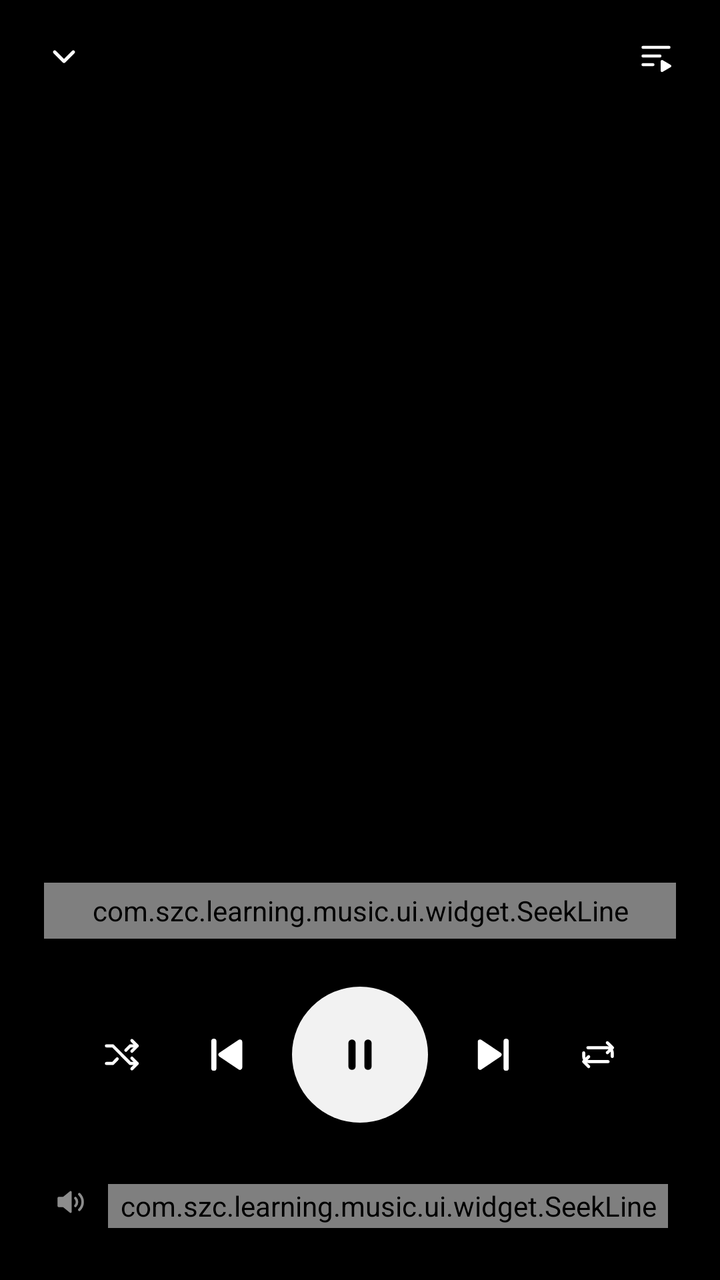
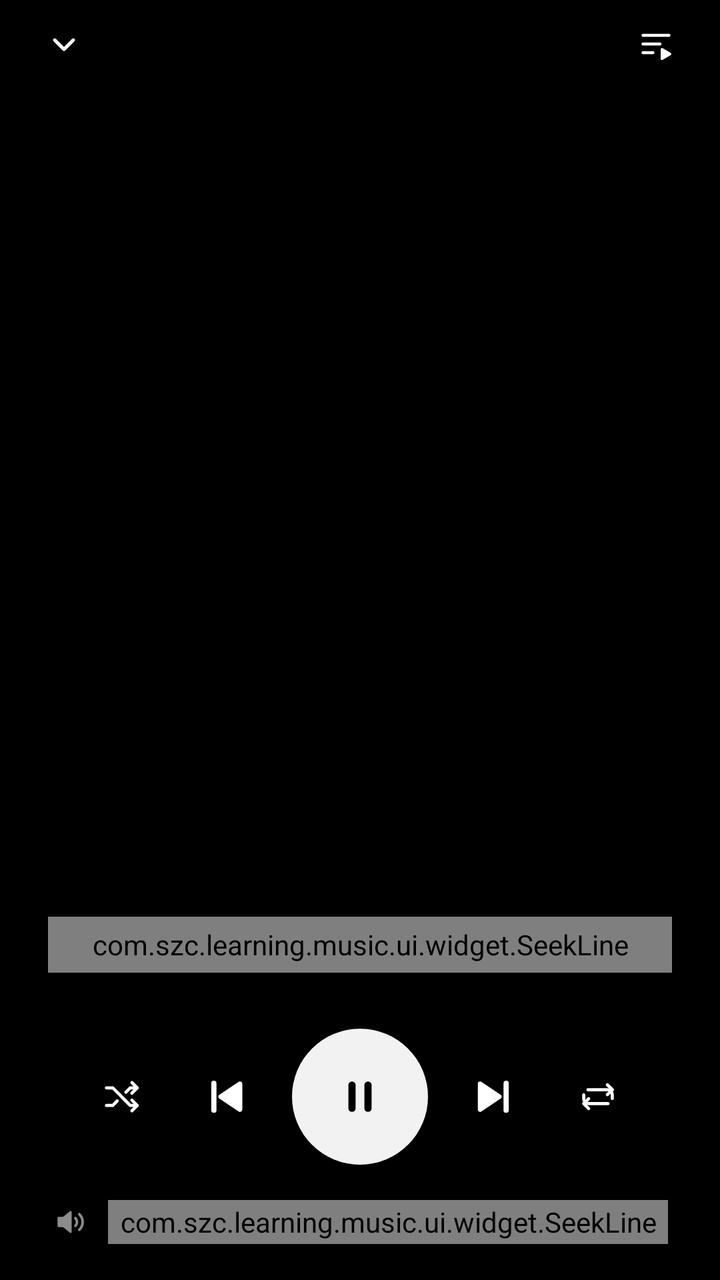

Two renders of the same Android screen: before a commit and after it. Below are the layout's source before the change and the commit's diff.
<!-- AndroidManifest.xml: activity theme Theme.Aurora -->
<!-- res/layout/activity_now_playing.xml -->
<?xml version="1.0" encoding="utf-8"?>
<FrameLayout xmlns:android="http://schemas.android.com/apk/res/android"
    xmlns:app="http://schemas.android.com/apk/res-auto"
    android:id="@+id/nowRoot"
    android:layout_width="match_parent"
    android:layout_height="match_parent"
    android:background="@color/black">

    <ImageView
        android:id="@+id/backdrop"
        android:layout_width="match_parent"
        android:layout_height="match_parent"
        android:contentDescription="@null"
        android:scaleType="centerCrop" />

    <View
        android:layout_width="match_parent"
        android:layout_height="match_parent"
        android:background="@drawable/bg_now_scrim" />

    <androidx.constraintlayout.widget.ConstraintLayout
        android:id="@+id/content"
        android:layout_width="match_parent"
        android:layout_height="match_parent">

        <ImageButton
            android:id="@+id/btnCollapse"
            android:layout_width="44dp"
            android:layout_height="44dp"
            android:layout_marginStart="10dp"
            android:layout_marginTop="6dp"
            android:background="?attr/selectableItemBackgroundBorderless"
            android:contentDescription="@string/player_collapse"
            android:padding="12dp"
            android:scaleType="fitCenter"
            android:src="@drawable/ic_chevron_down"
            app:layout_constraintStart_toStartOf="parent"
            app:layout_constraintTop_toTopOf="parent"
            app:tint="@color/white" />

        <ImageButton
            android:id="@+id/btnQueue"
            android:layout_width="44dp"
            android:layout_height="44dp"
            android:layout_gravity="end"
            android:layout_marginTop="6dp"
            android:layout_marginEnd="10dp"
            android:background="?attr/selectableItemBackgroundBorderless"
            android:contentDescription="@string/player_queue"
            android:padding="12dp"
            android:scaleType="fitCenter"
            android:src="@drawable/ic_queue"
            app:layout_constraintEnd_toEndOf="parent"
            app:layout_constraintTop_toTopOf="parent"
            app:tint="@color/white" />

        <com.google.android.material.imageview.ShapeableImageView
            android:id="@+id/nowCover"
            android:layout_width="0dp"
            android:layout_height="0dp"
            android:layout_marginStart="34dp"
            android:layout_marginTop="2dp"
            android:layout_marginEnd="34dp"
            android:contentDescription="@null"
            android:elevation="18dp"
            android:scaleType="centerCrop"
            app:layout_constraintDimensionRatio="1:1"
            app:layout_constraintEnd_toEndOf="parent"
            app:layout_constraintStart_toStartOf="parent"
            app:layout_constraintTop_toBottomOf="@id/btnCollapse"
            app:shapeAppearanceOverlay="@style/Shape.Cover.Hero" />

        <TextView
            android:id="@+id/nowTitle"
            android:layout_width="0dp"
            android:layout_height="wrap_content"
            android:layout_marginStart="28dp"
            android:layout_marginTop="26dp"
            android:layout_marginEnd="28dp"
            android:ellipsize="end"
            android:gravity="center"
            android:maxLines="1"
            android:textColor="@color/white"
            android:textSize="22sp"
            android:textStyle="bold"
            app:layout_constraintEnd_toEndOf="parent"
            app:layout_constraintStart_toStartOf="parent"
            app:layout_constraintTop_toBottomOf="@id/nowCover" />

        <TextView
            android:id="@+id/nowArtist"
            android:layout_width="0dp"
            android:layout_height="wrap_content"
            android:layout_marginStart="28dp"
            android:layout_marginTop="5dp"
            android:layout_marginEnd="28dp"
            android:alpha="0.72"
            android:ellipsize="end"
            android:gravity="center"
            android:maxLines="1"
            android:textColor="@color/white"
            android:textSize="14sp"
            app:layout_constraintEnd_toEndOf="parent"
            app:layout_constraintStart_toStartOf="parent"
            app:layout_constraintTop_toBottomOf="@id/nowTitle" />

        <com.szc.learning.music.ui.widget.SeekLine
            android:id="@+id/nowSeek"
            android:layout_width="0dp"
            android:layout_height="28dp"
            android:layout_marginStart="22dp"
            android:layout_marginTop="18dp"
            android:layout_marginEnd="22dp"
            app:layout_constraintEnd_toEndOf="parent"
            app:layout_constraintStart_toStartOf="parent"
            app:layout_constraintTop_toBottomOf="@id/nowArtist" />

        <TextView
            android:id="@+id/timePosition"
            style="@style/Text.Numeric"
            android:layout_width="wrap_content"
            android:layout_height="wrap_content"
            android:layout_marginStart="24dp"
            android:textColor="@color/white"
            app:layout_constraintStart_toStartOf="parent"
            app:layout_constraintTop_toBottomOf="@id/nowSeek" />

        <TextView
            android:id="@+id/timeDuration"
            style="@style/Text.Numeric"
            android:layout_width="wrap_content"
            android:layout_height="wrap_content"
            android:layout_marginEnd="24dp"
            android:textColor="@color/white"
            app:layout_constraintEnd_toEndOf="parent"
            app:layout_constraintTop_toBottomOf="@id/nowSeek" />

        
        <LinearLayout
            android:id="@+id/transport"
            android:layout_width="wrap_content"
            android:layout_height="wrap_content"
            android:layout_marginTop="10dp"
            android:gravity="center_vertical"
            android:orientation="horizontal"
            app:layout_constraintEnd_toEndOf="parent"
            app:layout_constraintStart_toStartOf="parent"
            app:layout_constraintTop_toBottomOf="@id/timeDuration">

            <ImageButton
                android:id="@+id/btnShuffle"
                android:layout_width="42dp"
                android:layout_height="42dp"
                android:background="?attr/selectableItemBackgroundBorderless"
                android:contentDescription="@string/player_shuffle"
                android:padding="10dp"
                android:scaleType="fitCenter"
                android:src="@drawable/ic_shuffle"
                app:tint="@color/white" />

            <ImageButton
                android:id="@+id/btnPrev"
                android:layout_width="46dp"
                android:layout_height="46dp"
                android:layout_marginStart="8dp"
                android:background="?attr/selectableItemBackgroundBorderless"
                android:contentDescription="@string/player_previous"
                android:padding="10dp"
                android:scaleType="fitCenter"
                android:src="@drawable/ic_prev"
                app:tint="@color/white" />

            <ImageButton
                android:id="@+id/btnPlay"
                android:layout_width="68dp"
                android:layout_height="68dp"
                android:layout_marginStart="10dp"
                android:layout_marginEnd="10dp"
                android:background="@drawable/bg_transport_circle"
                android:contentDescription="@string/player_pause"
                android:elevation="4dp"
                android:padding="22dp"
                android:scaleType="fitCenter"
                android:src="@drawable/ic_pause"
                app:tint="@color/black" />

            <ImageButton
                android:id="@+id/btnNext"
                android:layout_width="46dp"
                android:layout_height="46dp"
                android:layout_marginEnd="8dp"
                android:background="?attr/selectableItemBackgroundBorderless"
                android:contentDescription="@string/player_next"
                android:padding="10dp"
                android:scaleType="fitCenter"
                android:src="@drawable/ic_next"
                app:tint="@color/white" />

            <ImageButton
                android:id="@+id/btnRepeat"
                android:layout_width="42dp"
                android:layout_height="42dp"
                android:background="?attr/selectableItemBackgroundBorderless"
                android:contentDescription="@string/player_repeat"
                android:padding="10dp"
                android:scaleType="fitCenter"
                android:src="@drawable/ic_repeat"
                app:tint="@color/white" />
        </LinearLayout>

        <ImageView
            android:id="@+id/volumeIcon"
            android:layout_width="18dp"
            android:layout_height="18dp"
            android:layout_marginStart="26dp"
            android:layout_marginBottom="4dp"
            android:alpha="0.55"
            android:contentDescription="@null"
            android:src="@drawable/ic_volume"
            app:layout_constraintBottom_toBottomOf="@id/volumeLine"
            app:layout_constraintStart_toStartOf="parent"
            app:tint="@color/white" />

        <com.szc.learning.music.ui.widget.SeekLine
            android:id="@+id/volumeLine"
            android:layout_width="0dp"
            android:layout_height="22dp"
            android:layout_marginStart="10dp"
            android:layout_marginEnd="26dp"
            android:layout_marginBottom="26dp"
            app:layout_constraintBottom_toBottomOf="parent"
            app:layout_constraintEnd_toEndOf="parent"
            app:layout_constraintStart_toEndOf="@id/volumeIcon" />
    </androidx.constraintlayout.widget.ConstraintLayout>
</FrameLayout>
<!-- resources referenced by this layout -->
<resources>
  <color name="black">#FF000000</color>
  <color name="white">#FFFFFFFF</color>
  <!-- drawable bg_now_scrim (drawable) -->
  <?xml version="1.0" encoding="utf-8"?>
  <shape xmlns:android="http://schemas.android.com/apk/res/android"
      android:shape="rectangle">
      <gradient
          android:angle="270"
          android:centerColor="#59000000"
          android:centerY="0.42"
          android:endColor="#D9000000"
          android:startColor="#7A000000"
          android:type="linear" />
  </shape>
  <!-- drawable bg_transport_circle (drawable) -->
  <?xml version="1.0" encoding="utf-8"?>
  <shape xmlns:android="http://schemas.android.com/apk/res/android"
      android:shape="oval">
      <solid android:color="#F2FFFFFF" />
  </shape>
  <!-- drawable ic_chevron_down (drawable) -->
  <vector xmlns:android="http://schemas.android.com/apk/res/android"
      android:width="24dp"
      android:height="24dp"
      android:viewportWidth="24"
      android:viewportHeight="24">
      <path
          android:pathData="M6.4,9.6L12,15.2L17.6,9.6"
          android:strokeColor="#FF000000"
          android:strokeLineCap="round"
          android:strokeLineJoin="round"
          android:strokeWidth="2" />
  </vector>
  <!-- drawable ic_next (drawable) -->
  <vector xmlns:android="http://schemas.android.com/apk/res/android"
      android:width="24dp"
      android:height="24dp"
      android:viewportWidth="24"
      android:viewportHeight="24">
      <path
          android:fillColor="#FF000000"
          android:pathData="M5.6,6.1L14.4,12L5.6,17.9Z"
          android:strokeColor="#FF000000"
          android:strokeLineJoin="round"
          android:strokeWidth="2.2" />
      <path
          android:pathData="M17.6,5.8L17.6,18.2"
          android:strokeColor="#FF000000"
          android:strokeLineCap="round"
          android:strokeWidth="2.4" />
  </vector>
  <!-- drawable ic_prev (drawable) -->
  <vector xmlns:android="http://schemas.android.com/apk/res/android"
      android:width="24dp"
      android:height="24dp"
      android:viewportWidth="24"
      android:viewportHeight="24">
      <path
          android:fillColor="#FF000000"
          android:pathData="M18.4,6.1L9.6,12L18.4,17.9Z"
          android:strokeColor="#FF000000"
          android:strokeLineJoin="round"
          android:strokeWidth="2.2" />
      <path
          android:pathData="M6.4,5.8L6.4,18.2"
          android:strokeColor="#FF000000"
          android:strokeLineCap="round"
          android:strokeWidth="2.4" />
  </vector>
  <string name="player_collapse">收起</string>
  <string name="player_next">下一首</string>
  <string name="player_pause">暂停</string>
  <string name="player_previous">上一首</string>
  <string name="player_queue">队列</string>
  <string name="player_repeat">循环模式</string>
  <string name="player_shuffle">随机播放</string>
  <style name="Shape.Cover.Hero" parent="">
          <item name="cornerFamily">rounded</item>
          <item name="cornerSize">28dp</item>
      </style>
  <style name="Text.Numeric">
          <item name="android:textSize">12sp</item>
          <item name="android:textColor">@color/ink_tertiary</item>
          <item name="android:letterSpacing">0.02</item>
          <item name="android:fontFeatureSettings">tnum</item>
      </style>
  <color name="ink_tertiary">#A6A6B0</color>
  <color name="accent">#12121A</color>
  <color name="accent_on">#FFFFFFFF</color>
  <color name="canvas">#F7F6FB</color>
  <color name="ink">#0B0B0F</color>
  <color name="ink_secondary">#6B6B75</color>
  <!-- unchanged entries left out for length: 6 -->
</resources>

<!-- the commit's change to res/layout/activity_now_playing.xml (unified diff, before → after) -->
@@ -18,134 +18,128 @@
         android:layout_height="match_parent"
         android:background="@drawable/bg_now_scrim" />
 
-    <androidx.constraintlayout.widget.ConstraintLayout
-        android:id="@+id/content"
-        android:layout_width="match_parent"
-        android:layout_height="match_parent">
+    
+    <LinearLayout
+        android:id="@+id/topBar"
+        android:layout_width="match_parent"
+        android:layout_height="wrap_content"
+        android:layout_gravity="top"
+        android:gravity="center_vertical"
+        android:orientation="horizontal"
+        android:paddingStart="10dp"
+        android:paddingEnd="10dp">
 
         <ImageButton
             android:id="@+id/btnCollapse"
             android:layout_width="44dp"
             android:layout_height="44dp"
-            android:layout_marginStart="10dp"
-            android:layout_marginTop="6dp"
             android:background="?attr/selectableItemBackgroundBorderless"
             android:contentDescription="@string/player_collapse"
             android:padding="12dp"
             android:scaleType="fitCenter"
             android:src="@drawable/ic_chevron_down"
-            app:layout_constraintStart_toStartOf="parent"
-            app:layout_constraintTop_toTopOf="parent"
             app:tint="@color/white" />
+
+        <Space
+            android:layout_width="0dp"
+            android:layout_height="1dp"
+            android:layout_weight="1" />
 
         <ImageButton
             android:id="@+id/btnQueue"
             android:layout_width="44dp"
             android:layout_height="44dp"
-            android:layout_gravity="end"
-            android:layout_marginTop="6dp"
-            android:layout_marginEnd="10dp"
             android:background="?attr/selectableItemBackgroundBorderless"
             android:contentDescription="@string/player_queue"
             android:padding="12dp"
             android:scaleType="fitCenter"
             android:src="@drawable/ic_queue"
-            app:layout_constraintEnd_toEndOf="parent"
-            app:layout_constraintTop_toTopOf="parent"
             app:tint="@color/white" />
+    </LinearLayout>
+
+    
+    <LinearLayout
+        android:id="@+id/stage"
+        android:layout_width="match_parent"
+        android:layout_height="wrap_content"
+        android:layout_gravity="center"
+        android:gravity="center_horizontal"
+        android:orientation="vertical"
+        android:paddingStart="24dp"
+        android:paddingEnd="24dp">
 
         <com.google.android.material.imageview.ShapeableImageView
             android:id="@+id/nowCover"
-            android:layout_width="0dp"
-            android:layout_height="0dp"
-            android:layout_marginStart="34dp"
-            android:layout_marginTop="2dp"
-            android:layout_marginEnd="34dp"
+            android:layout_width="300dp"
+            android:layout_height="300dp"
             android:contentDescription="@null"
             android:elevation="18dp"
             android:scaleType="centerCrop"
-            app:layout_constraintDimensionRatio="1:1"
-            app:layout_constraintEnd_toEndOf="parent"
-            app:layout_constraintStart_toStartOf="parent"
-            app:layout_constraintTop_toBottomOf="@id/btnCollapse"
             app:shapeAppearanceOverlay="@style/Shape.Cover.Hero" />
 
         <TextView
             android:id="@+id/nowTitle"
-            android:layout_width="0dp"
-            android:layout_height="wrap_content"
-            android:layout_marginStart="28dp"
+            android:layout_width="match_parent"
+            android:layout_height="wrap_content"
             android:layout_marginTop="26dp"
-            android:layout_marginEnd="28dp"
             android:ellipsize="end"
             android:gravity="center"
             android:maxLines="1"
             android:textColor="@color/white"
-            android:textSize="22sp"
-            android:textStyle="bold"
-            app:layout_constraintEnd_toEndOf="parent"
-            app:layout_constraintStart_toStartOf="parent"
-            app:layout_constraintTop_toBottomOf="@id/nowCover" />
+            android:textSize="23sp"
+            android:textStyle="bold" />
 
         <TextView
             android:id="@+id/nowArtist"
-            android:layout_width="0dp"
-            android:layout_height="wrap_content"
-            android:layout_marginStart="28dp"
+            android:layout_width="match_parent"
+            android:layout_height="wrap_content"
             android:layout_marginTop="5dp"
-            android:layout_marginEnd="28dp"
-            android:alpha="0.72"
+            android:alpha="0.76"
             android:ellipsize="end"
             android:gravity="center"
             android:maxLines="1"
             android:textColor="@color/white"
-            android:textSize="14sp"
-            app:layout_constraintEnd_toEndOf="parent"
-            app:layout_constraintStart_toStartOf="parent"
-            app:layout_constraintTop_toBottomOf="@id/nowTitle" />
+            android:textSize="14sp" />
 
         <com.szc.learning.music.ui.widget.SeekLine
             android:id="@+id/nowSeek"
-            android:layout_width="0dp"
+            android:layout_width="match_parent"
             android:layout_height="28dp"
-            android:layout_marginStart="22dp"
-            android:layout_marginTop="18dp"
-            android:layout_marginEnd="22dp"
-            app:layout_constraintEnd_toEndOf="parent"
-            app:layout_constraintStart_toStartOf="parent"
-            app:layout_constraintTop_toBottomOf="@id/nowArtist" />
-
-        <TextView
-            android:id="@+id/timePosition"
-            style="@style/Text.Numeric"
-            android:layout_width="wrap_content"
-            android:layout_height="wrap_content"
-            android:layout_marginStart="24dp"
-            android:textColor="@color/white"
-            app:layout_constraintStart_toStartOf="parent"
-            app:layout_constraintTop_toBottomOf="@id/nowSeek" />
-
-        <TextView
-            android:id="@+id/timeDuration"
-            style="@style/Text.Numeric"
-            android:layout_width="wrap_content"
-            android:layout_height="wrap_content"
-            android:layout_marginEnd="24dp"
-            android:textColor="@color/white"
-            app:layout_constraintEnd_toEndOf="parent"
-            app:layout_constraintTop_toBottomOf="@id/nowSeek" />
+            android:layout_marginTop="20dp" />
+
+        <LinearLayout
+            android:layout_width="match_parent"
+            android:layout_height="wrap_content"
+            android:orientation="horizontal">
+
+            <TextView
+                android:id="@+id/timePosition"
+                style="@style/Text.Numeric"
+                android:layout_width="wrap_content"
+                android:layout_height="wrap_content"
+                android:textColor="@color/white" />
+
+            <Space
+                android:layout_width="0dp"
+                android:layout_height="1dp"
+                android:layout_weight="1" />
+
+            <TextView
+                android:id="@+id/timeDuration"
+                style="@style/Text.Numeric"
+                android:layout_width="wrap_content"
+                android:layout_height="wrap_content"
+                android:textColor="@color/white" />
+        </LinearLayout>
 
         
         <LinearLayout
             android:id="@+id/transport"
             android:layout_width="wrap_content"
             android:layout_height="wrap_content"
-            android:layout_marginTop="10dp"
+            android:layout_marginTop="14dp"
             android:gravity="center_vertical"
-            android:orientation="horizontal"
-            app:layout_constraintEnd_toEndOf="parent"
-            app:layout_constraintStart_toStartOf="parent"
-            app:layout_constraintTop_toBottomOf="@id/timeDuration">
+            android:orientation="horizontal">
 
             <ImageButton
                 android:id="@+id/btnShuffle"
@@ -207,18 +201,27 @@
                 android:src="@drawable/ic_repeat"
                 app:tint="@color/white" />
         </LinearLayout>
+    </LinearLayout>
+
+    <LinearLayout
+        android:id="@+id/volumeRow"
+        android:layout_width="match_parent"
+        android:layout_height="wrap_content"
+        android:layout_gravity="bottom"
+        android:gravity="center_vertical"
+        android:orientation="horizontal"
+        android:paddingStart="26dp"
+        android:paddingTop="8dp"
+        android:paddingEnd="26dp"
+        android:paddingBottom="18dp">
 
         <ImageView
             android:id="@+id/volumeIcon"
             android:layout_width="18dp"
             android:layout_height="18dp"
-            android:layout_marginStart="26dp"
-            android:layout_marginBottom="4dp"
             android:alpha="0.55"
             android:contentDescription="@null"
             android:src="@drawable/ic_volume"
-            app:layout_constraintBottom_toBottomOf="@id/volumeLine"
-            app:layout_constraintStart_toStartOf="parent"
             app:tint="@color/white" />
 
         <com.szc.learning.music.ui.widget.SeekLine
@@ -226,10 +229,6 @@
             android:layout_width="0dp"
             android:layout_height="22dp"
             android:layout_marginStart="10dp"
-            android:layout_marginEnd="26dp"
-            android:layout_marginBottom="26dp"
-            app:layout_constraintBottom_toBottomOf="parent"
-            app:layout_constraintEnd_toEndOf="parent"
-            app:layout_constraintStart_toEndOf="@id/volumeIcon" />
-    </androidx.constraintlayout.widget.ConstraintLayout>
+            android:layout_weight="1" />
+    </LinearLayout>
 </FrameLayout>
<!-- resource entries referenced after the edit -->
@@ -8,10 +8,10 @@
       android:shape="rectangle">
       <gradient
           android:angle="270"
-          android:centerColor="#59000000"
-          android:centerY="0.42"
-          android:endColor="#D9000000"
-          android:startColor="#7A000000"
+          android:centerColor="#2E000000"
+          android:centerY="0.5"
+          android:endColor="#B3000000"
+          android:startColor="#4D000000"
           android:type="linear" />
   </shape>
   <!-- drawable bg_transport_circle (drawable) -->
